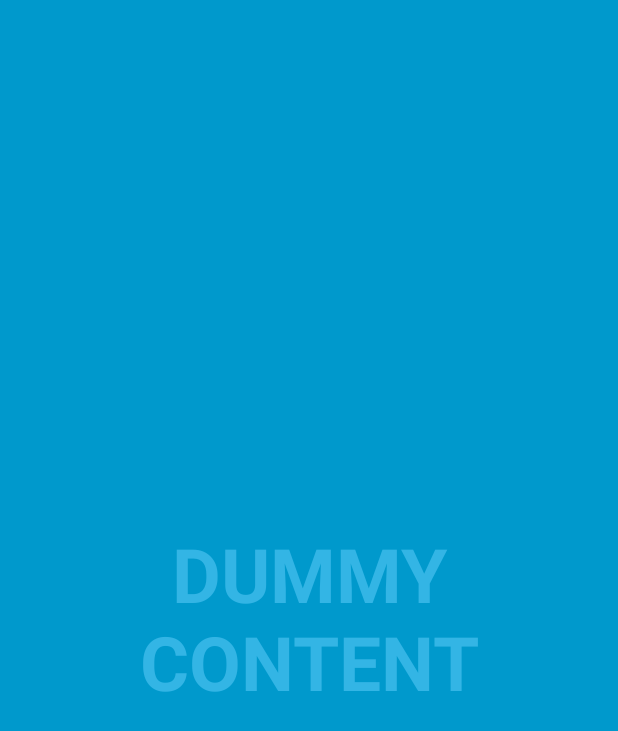
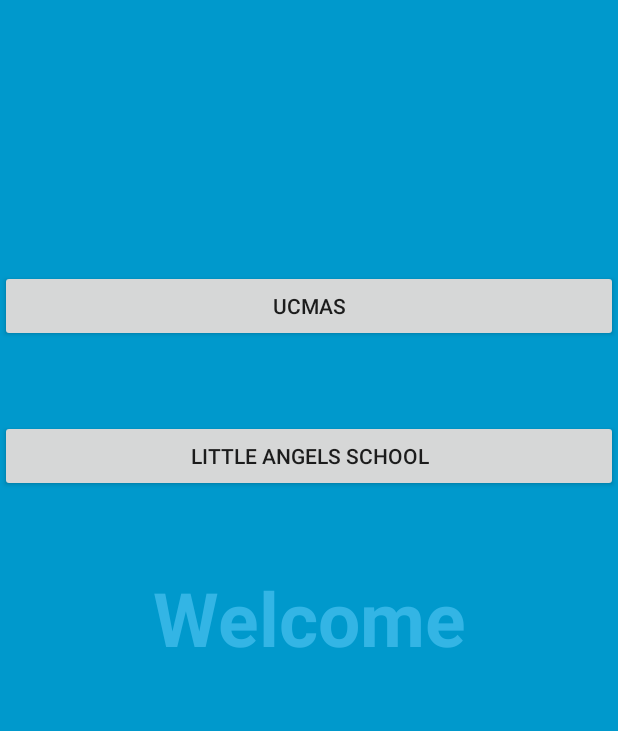
Before and after one commit to Abhinav-baijal/LasApp, an Android app: the screen it shows after launch (HomeActivity), on a phone screen of 412 x 824 dp. Shown: the top 731 px of the screen. Run offline under Robolectric (Android 15) with nearby library versions, the phone set to English and light mode, and no system bars; 3 statements that could not run were skipped.

Commit message:
home screen with 2 buttons

```diff
--- a/LasMobileApplication/app/src/main/res/layout/activity_home.xml
+++ b/LasMobileApplication/app/src/main/res/layout/activity_home.xml
@@ -14,37 +14,27 @@
         android:layout_height="match_parent"
         android:gravity="center"
         android:keepScreenOn="true"
-        android:text="@string/dummy_content"
+        android:text="Welcome"
         android:textColor="#33b5e5"
         android:textSize="50sp"
         android:textStyle="bold" />
 
     <!-- This FrameLayout insets its children based on system windows using
          android:fitsSystemWindows. -->
-    <FrameLayout
+
+    <Button
+        android:id="@+id/lasEntry"
         android:layout_width="match_parent"
-        android:layout_height="match_parent"
-        android:fitsSystemWindows="true">
+        android:layout_height="wrap_content"
+        android:layout_marginTop="280dp"
+        android:text="@string/lasEntry" />
 
-        <LinearLayout
-            android:id="@+id/fullscreen_content_controls"
-            style="?metaButtonBarStyle"
-            android:layout_width="match_parent"
-            android:layout_height="wrap_content"
-            android:layout_gravity="bottom|center_horizontal"
-            android:background="@color/black_overlay"
-            android:orientation="horizontal"
-            tools:ignore="UselessParent">
-
-            <Button
-                android:id="@+id/dummy_button"
-                style="?metaButtonBarButtonStyle"
-                android:layout_width="0dp"
-                android:layout_height="wrap_content"
-                android:layout_weight="1"
-                android:text="@string/dummy_button" />
-
-        </LinearLayout>
-    </FrameLayout>
+    <Button
+        android:id="@+id/ucmasEntry"
+        android:layout_width="match_parent"
+        android:layout_height="wrap_content"
+        android:layout_marginLeft="0dp"
+        android:layout_marginTop="180dp"
+        android:text="@string/ucmasEntry" />
 
 </FrameLayout>
--- a/LasMobileApplication/app/src/main/res/values/strings.xml
+++ b/LasMobileApplication/app/src/main/res/values/strings.xml
@@ -1,6 +1,6 @@
 <resources>
     <string name="app_name">LAS UCMAS</string>
-
-    <string name="dummy_button">Dummy Button</string>
+    <string name="lasEntry">Little Angels School</string>
+    <string name="ucmasEntry">UCMAS</string>
     <string name="dummy_content">DUMMY\nCONTENT</string>
 </resources>
```
